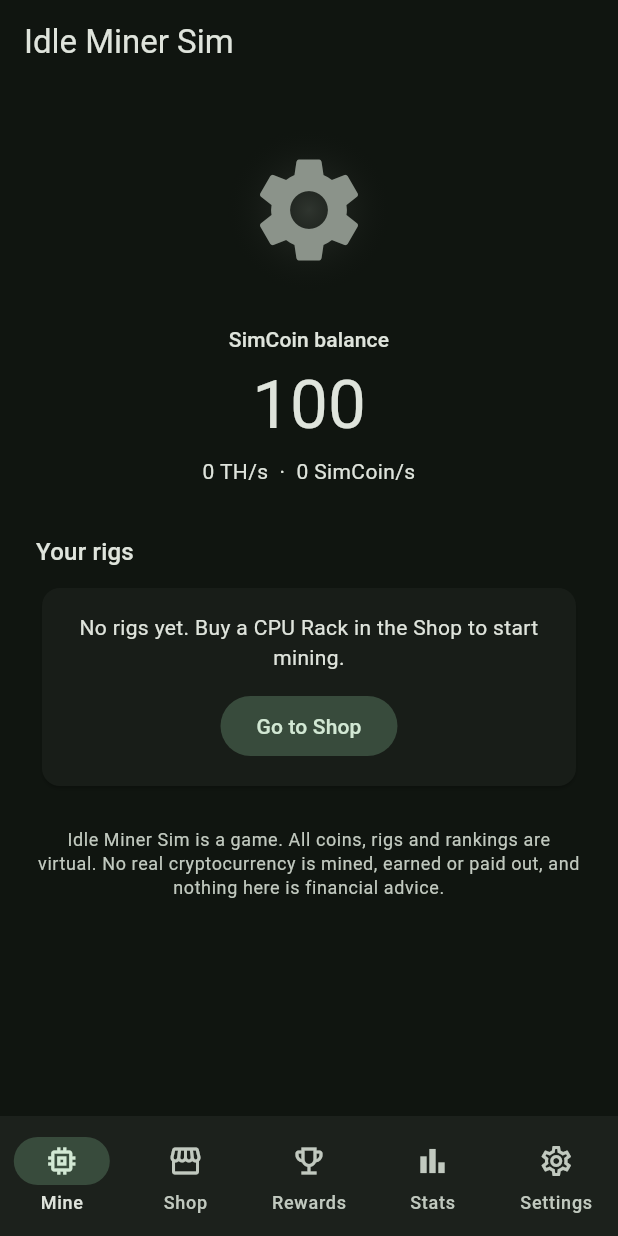
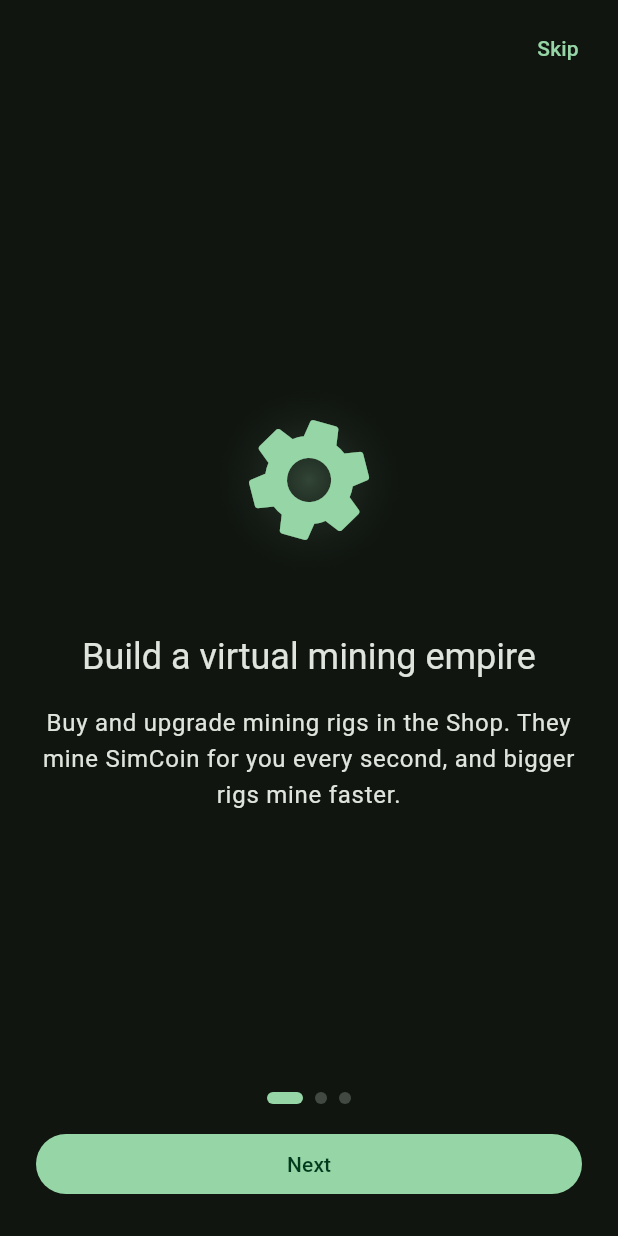
Before and after one commit to vivekjasani8/Flutter, a Flutter app: the screen it shows after launch, on a phone screen of 412 x 824 dp. Run offline on Flutter 3.47's test engine with Material 3 defaults, Android fonts, the phone set to English and light mode, and no system bars; our stand-ins replace fl_chart, flutter_local_notifications, flutter_riverpod, go_router, shared_preferences, timezone.

Commit message:
Add first-launch onboarding with the "just a game" disclaimer
- Three-page intro before the game starts: building rigs, offline mining
  and daily streaks, then the disclaimer ("SimCoin has no real-world
  value"). The final button reads "I understand, start mining"
- Skip jumps to the disclaimer page rather than past it, so every player
  sees it (roadmap guardrail: disclaimer on onboarding, Settings, store)
- Lives outside the tab shell, so the game and "while you were away"
  start only after the intro; completion stored on the device
- Settings -> How to play reopens it and returns to Settings
- Pages scroll instead of overflowing at large fonts; page dots announce
  "Page n of 3" to screen readers
- Tests: first launch, Next/Skip/swipe, never again once done, away
  dialog after intro, Settings reopen, a11y guidelines and 2x font on
  every page
- RELEASE_CHECKLIST / README updated

flutter analyze clean; 160 tests pass. Checked on a real Android phone.

Co-Authored-By: Claude Opus 5.5 <noreply@anthropic.com>

```diff
--- a/lib/app/router.dart
+++ b/lib/app/router.dart
@@ -2,13 +2,16 @@ import 'package:flutter_riverpod/flutter_riverpod.dart';
 import 'package:go_router/go_router.dart';
 
 import '../features/mine/mine_screen.dart';
+import '../features/onboarding/onboarding_screen.dart';
 import '../features/rewards/rewards_screen.dart';
 import '../features/settings/settings_screen.dart';
 import '../features/shop/shop_screen.dart';
 import '../features/stats/stats_screen.dart';
+import '../state/providers.dart';
 import 'app_shell.dart';
 
 abstract final class Routes {
+  static const String welcome = '/welcome';
   static const String mine = '/mine';
   static const String shop = '/shop';
   static const String rewards = '/rewards';
@@ -16,11 +19,20 @@ abstract final class Routes {
   static const String settings = '/settings';
 }
 
-/// One router per [ProviderScope], so each widget test starts on Mine.
+/// One router per [ProviderScope], so each widget test starts fresh.
+///
+/// First launch opens the intro (outside the tab shell, so the game doesn't
+/// start and "while you were away" waits until the intro is finished).
+/// `ref.read`, not `watch`: finishing the intro must not rebuild the router.
 final routerProvider = Provider<GoRouter>((ref) {
+  final onboarded = ref.read(onboardingProvider);
   final router = GoRouter(
-    initialLocation: Routes.mine,
+    initialLocation: onboarded ? Routes.mine : Routes.welcome,
     routes: [
+      GoRoute(
+        path: Routes.welcome,
+        builder: (context, state) => const OnboardingScreen(),
+      ),
       StatefulShellRoute.indexedStack(
         builder: (context, state, shell) => AppShell(shell: shell),
         branches: [
--- /dev/null
+++ b/lib/features/onboarding/onboarding_screen.dart
@@ -0,0 +1,220 @@
+import 'package:flutter/material.dart';
+import 'package:flutter_riverpod/flutter_riverpod.dart';
+import 'package:go_router/go_router.dart';
+
+import '../../app/router.dart';
+import '../../engine/config.dart';
+import '../../engine/economy.dart';
+import '../../state/providers.dart';
+import '../mine/mining_animation.dart';
+
+/// First-launch intro: how the game works, ending on the "this is a game"
+/// disclaimer. "Skip" jumps to the disclaimer page rather than past it, so
+/// every player sees it before playing (a roadmap guardrail and a store
+/// policy safeguard). Also reachable later from Settings → How to play.
+class OnboardingScreen extends ConsumerStatefulWidget {
+  const OnboardingScreen({super.key});
+
+  @override
+  ConsumerState<OnboardingScreen> createState() => _OnboardingScreenState();
+}
+
+class _OnboardingScreenState extends ConsumerState<OnboardingScreen> {
+  final _pages = PageController();
+  int _page = 0;
+
+  static const int _count = 3;
+  static const int _last = _count - 1;
+
+  @override
+  void dispose() {
+    _pages.dispose();
+    super.dispose();
+  }
+
+  void _goTo(int page) {
+    if (MediaQuery.disableAnimationsOf(context)) {
+      _pages.jumpToPage(page);
+    } else {
+      _pages.animateToPage(
+        page,
+        duration: const Duration(milliseconds: 300),
+        curve: Curves.easeOut,
+      );
+    }
+  }
+
+  Future<void> _finish() async {
+    await ref.read(onboardingProvider.notifier).complete();
+    if (!mounted) return;
+    // Opened from Settings: go back there. First launch: start the game.
+    if (context.canPop()) {
+      context.pop();
+    } else {
+      context.go(Routes.mine);
+    }
+  }
+
+  @override
+  Widget build(BuildContext context) {
+    final onLast = _page == _last;
+    return Scaffold(
+      body: SafeArea(
+        child: Column(
+          children: [
+            Align(
+              alignment: Alignment.centerRight,
+              child: Padding(
+                padding: const EdgeInsets.all(8),
+                child: onLast
+                    ? const SizedBox(height: 48)
+                    : TextButton(
+                        key: const ValueKey('onboarding-skip'),
+                        onPressed: () => _goTo(_last),
+                        child: const Text('Skip'),
+                      ),
+              ),
+            ),
+            Expanded(
+              child: PageView(
+                controller: _pages,
+                onPageChanged: (p) => setState(() => _page = p),
+                children: [
+                  const _IntroPage(
+                    art: MiningAnimation(hashRate: 25, size: 140),
+                    title: 'Build a virtual mining empire',
+                    body: 'Buy and upgrade mining rigs in the Shop. They mine '
+                        '$coinName for you every second, and bigger rigs '
+                        'mine faster.',
+                  ),
+                  _IntroPage(
+                    art: const _ArtIcon(Icons.nightlight_round),
+                    title: 'Your rigs never sleep',
+                    body: 'Close the game and your rigs keep mining for up to '
+                        '${formatDuration(offlineCapSeconds.toDouble())}. '
+                        'Come back every day to claim a growing streak '
+                        'reward.',
+                  ),
+                  const _IntroPage(
+                    key: ValueKey('onboarding-disclaimer'),
+                    art: _ArtIcon(Icons.verified_user_outlined),
+                    title: 'Just a game',
+                    body: '$appDisclaimer\n\n$coinName has no real-world value '
+                        'and cannot be exchanged for money.',
+                  ),
+                ],
+              ),
+            ),
+            _PageDots(count: _count, current: _page),
+            Padding(
+              padding: const EdgeInsets.fromLTRB(24, 16, 24, 24),
+              child: SizedBox(
+                width: double.infinity,
+                child: FilledButton(
+                  key: const ValueKey('onboarding-next'),
+                  onPressed: onLast ? _finish : () => _goTo(_page + 1),
+                  child: Text(onLast ? 'I understand, start mining' : 'Next'),
+                ),
+              ),
+            ),
+          ],
+        ),
+      ),
+    );
+  }
+}
+
+class _IntroPage extends StatelessWidget {
+  const _IntroPage({
+    super.key,
+    required this.art,
+    required this.title,
+    required this.body,
+  });
+
+  final Widget art;
+  final String title;
+  final String body;
+
+  @override
+  Widget build(BuildContext context) {
+    final text = Theme.of(context).textTheme;
+    // Centred when it fits; scrolls instead of overflowing at large fonts.
+    return LayoutBuilder(
+      builder: (context, constraints) => SingleChildScrollView(
+        padding: const EdgeInsets.symmetric(horizontal: 24),
+        child: ConstrainedBox(
+          constraints: BoxConstraints(minHeight: constraints.maxHeight),
+          child: Column(
+            mainAxisAlignment: MainAxisAlignment.center,
+            children: [
+              art,
+              const SizedBox(height: 32),
+              Text(
+                title,
+                style: text.headlineSmall,
+                textAlign: TextAlign.center,
+              ),
+              const SizedBox(height: 16),
+              Text(body, style: text.bodyLarge, textAlign: TextAlign.center),
+            ],
+          ),
+        ),
+      ),
+    );
+  }
+}
+
+class _ArtIcon extends StatelessWidget {
+  const _ArtIcon(this.icon);
+
+  final IconData icon;
+
+  @override
+  Widget build(BuildContext context) {
+    final scheme = Theme.of(context).colorScheme;
+    return ExcludeSemantics(
+      child: Container(
+        width: 140,
+        height: 140,
+        decoration: BoxDecoration(
+          shape: BoxShape.circle,
+          color: scheme.primaryContainer,
+        ),
+        child: Icon(icon, size: 72, color: scheme.onPrimaryContainer),
+      ),
+    );
+  }
+}
+
+class _PageDots extends StatelessWidget {
+  const _PageDots({required this.count, required this.current});
+
+  final int count;
+  final int current;
+
+  @override
+  Widget build(BuildContext context) {
+    final scheme = Theme.of(context).colorScheme;
+    return Semantics(
+      label: 'Page ${current + 1} of $count',
+      excludeSemantics: true,
+      child: Row(
+        mainAxisAlignment: MainAxisAlignment.center,
+        children: [
+          for (var i = 0; i < count; i++)
+            AnimatedContainer(
+              duration: const Duration(milliseconds: 200),
+              margin: const EdgeInsets.symmetric(horizontal: 4),
+              width: i == current ? 24 : 8,
+              height: 8,
+              decoration: BoxDecoration(
+                color: i == current ? scheme.primary : scheme.outlineVariant,
+                borderRadius: BorderRadius.circular(4),
+              ),
+            ),
+        ],
+      ),
+    );
+  }
+}
--- a/lib/state/providers.dart
+++ b/lib/state/providers.dart
@@ -5,6 +5,7 @@ import '../engine/economy.dart';
 import 'game_controller.dart';
 import 'game_storage.dart';
 import 'haptics_controller.dart';
+import 'onboarding_controller.dart';
 import 'reminder_scheduler.dart';
 import 'reminders_controller.dart';
 
@@ -36,6 +37,10 @@ final reminderSchedulerProvider = Provider<ReminderScheduler>(
       'Override reminderSchedulerProvider in main() or in the test.'),
 );
 
+/// Whether the first-launch intro has been completed.
+final onboardingProvider =
+    NotifierProvider<OnboardingController, bool>(OnboardingController.new);
+
 /// Whether vibration feedback is on (Settings switch).
 final hapticsProvider =
     NotifierProvider<HapticsController, bool>(HapticsController.new);
```
Also changed, not shown: lib/features/settings/settings_screen.dart (+9 -0 lines), lib/state/onboarding_controller.dart (added, +17 -0 lines), 4 other files.
